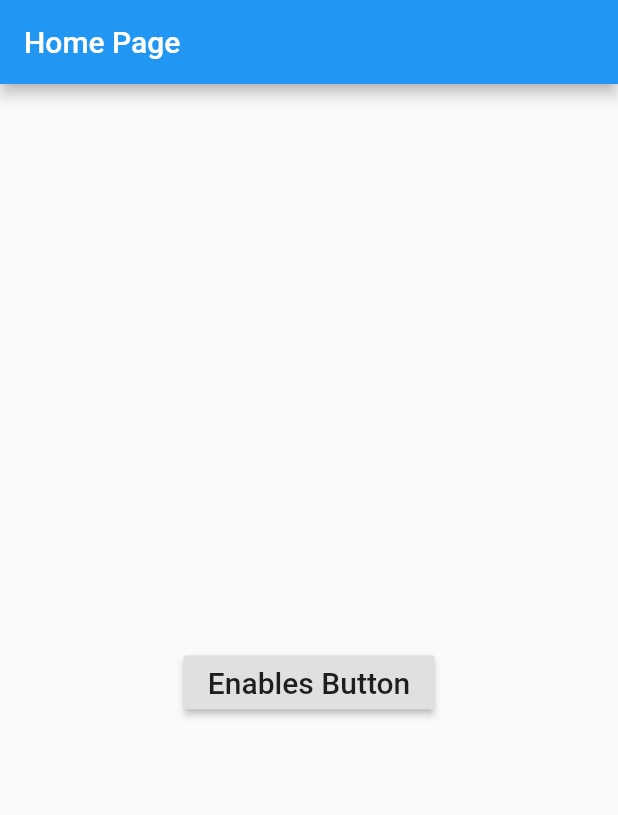
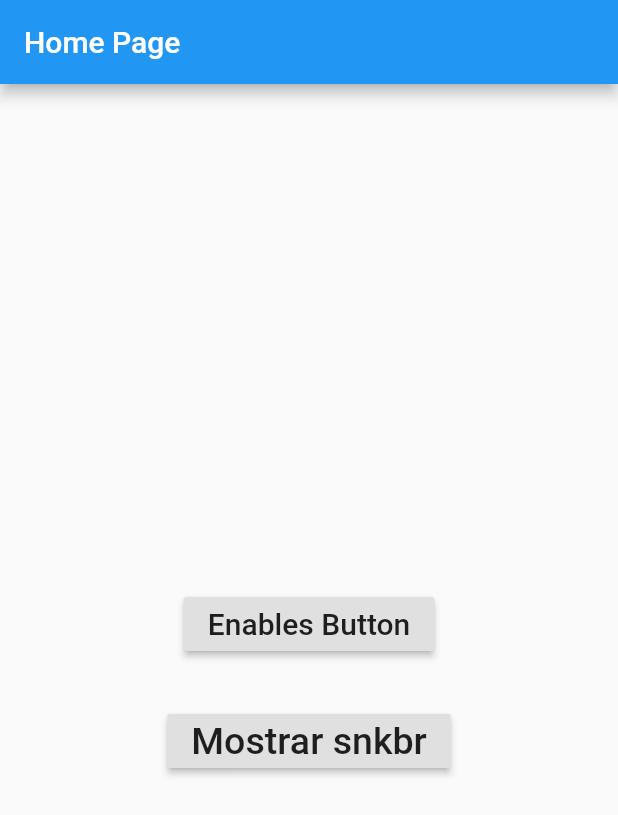
Before and after one commit to CristianCRH/push_flutter, a Flutter app: the screen it shows after launch, on a phone screen of 412 x 824 dp. Shown: the top 815 px of the screen. Run offline on Flutter 3.47's test engine with Material 2 defaults, Android fonts, the phone set to English and light mode, and no system bars; our stand-ins replace firebase_messaging, flutter_local_notifications; accounts and stored records are empty.

```diff
--- a/lib/main.dart
+++ b/lib/main.dart
@@ -29,6 +29,7 @@ class _MyAppState extends State<MyApp> {
       print(argumento);
 
       navigatorKey.currentState.pushNamed('mensaje',arguments: argumento);
+
     });
   }
 
--- a/lib/src/pages/home_pages.dart
+++ b/lib/src/pages/home_pages.dart
@@ -1,5 +1,6 @@
 import 'package:flutter/material.dart';
 import 'package:push_local/main.dart';
+import 'package:flutter_local_notifications/flutter_local_notifications.dart';
 
 class HomePage extends StatelessWidget {
 
@@ -25,6 +26,18 @@ class HomePage extends StatelessWidget {
                ),
              ),
            ),
+           const SizedBox(height: 30,),
+           RaisedButton(
+             onPressed: (){
+
+             },
+             child: const Text(
+               'Mostrar snkbr',
+               style: TextStyle(
+                 fontSize: 25,
+               ),
+             ),
+           ),
          ],
        ),
      ),
--- a/lib/src/providers/push_notifications_provider.dart
+++ b/lib/src/providers/push_notifications_provider.dart
@@ -28,15 +28,16 @@ class PushNotificationProvider{
       //cuando la aplicacion está terminada
       onLaunch: (info){
         print('====== ON LAOUNCH ======');
-        print(info);
 
+        final noti=info['data']['id']??'no-data';
+        _messagesStreamController.sink.add(noti);
 
       },
       onResume:(info){
         print('====== ON RESUME ======');
         print(info);
 
-        final noti=info['data']['id'];
+        final noti=info['data']['id']??'no-data';
        _messagesStreamController.sink.add(noti);
       }
     );
--- a/pubspec.yaml
+++ b/pubspec.yaml
@@ -23,7 +23,9 @@ dependencies:
   # The following adds the Cupertino Icons font to your application.
   # Use with the CupertinoIcons class for iOS style icons.
   cupertino_icons: ^0.1.2
+  flutter_local_notifications:
   firebase_messaging: ^6.0.1 #i
+  http: ^0.12.0+2 #i
 
 dev_dependencies:
   flutter_test:
```
Also changed, not shown: lib/src/pages/hhtp_request.dart (+51 -2 lines), pubspec.lock.
